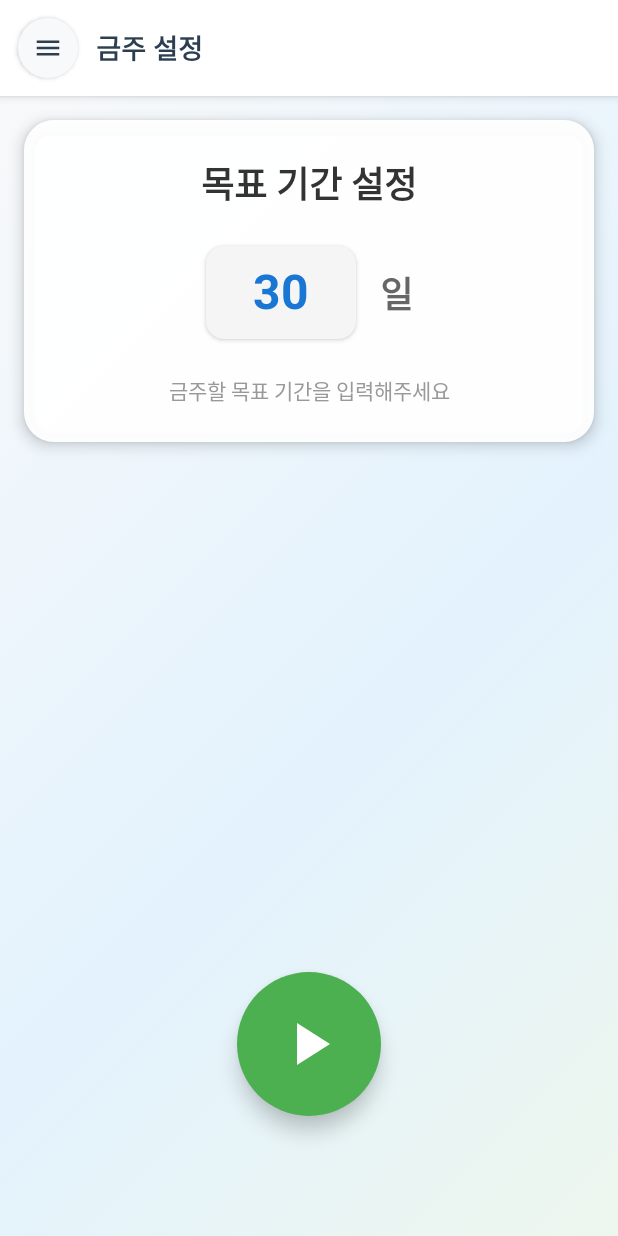
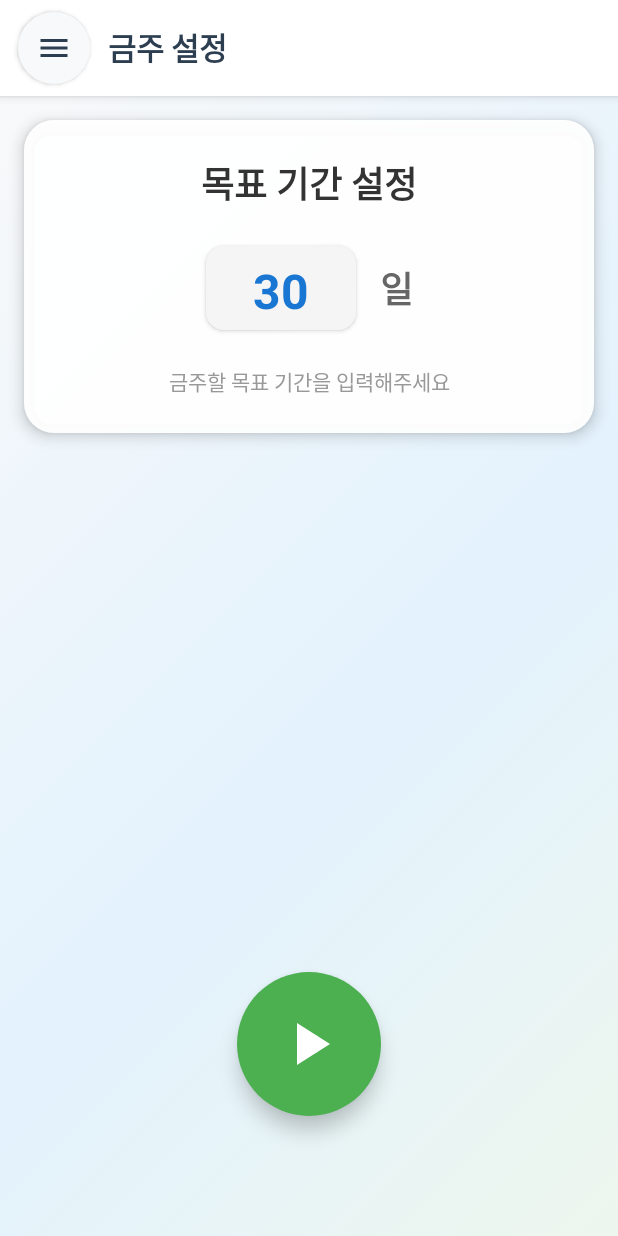
Before and after one commit to yslee-sound/AlcoholicTimer, an Android app built with Jetpack Compose: the screen it shows after launch (StartActivity), on a phone screen of 412 x 824 dp. Run offline under Robolectric (Android 15) with nearby library versions, the phone set to English and light mode, and no system bars.

Commit message:
design_0.1.16

```diff
--- a/app/src/main/AndroidManifest.xml
+++ b/app/src/main/AndroidManifest.xml
@@ -16,7 +16,8 @@
             android:name=".StartActivity"
             android:exported="true"
             android:screenOrientation="portrait"
-            android:theme="@style/Theme.Material3.DayNight">
+            android:theme="@style/Theme.Material3.DayNight"
+            android:windowSoftInputMode="adjustPan">
             <intent-filter>
                 <action android:name="android.intent.action.MAIN" />
                 <category android:name="android.intent.category.LAUNCHER" />
--- a/app/src/main/java/com/example/alcoholictimer/BaseActivity.kt
+++ b/app/src/main/java/com/example/alcoholictimer/BaseActivity.kt
@@ -157,7 +157,8 @@ abstract class BaseActivity : ComponentActivity() {
                                 TopAppBar(
                                     title = {
                                         CompositionLocalProvider(
-                                            LocalDensity provides Density(LocalDensity.current.density, fontScale = 1f)
+                                            // 폰트 스케일을 1.2배로 적용하여 타이틀 가독성 향상
+                                            LocalDensity provides Density(LocalDensity.current.density, fontScale = 1.2f)
                                         ) {
                                             Text(
                                                 text = getScreenTitle(),
@@ -177,7 +178,7 @@ abstract class BaseActivity : ComponentActivity() {
                                         Surface(
                                             modifier = Modifier
                                                 .padding(8.dp)
-                                                .size(40.dp),
+                                                .size(48.dp), // 40dp → 48dp (1.2배)
                                             shape = CircleShape,
                                             color = Color(0xFFF8F9FA),
                                             shadowElevation = 2.dp
@@ -193,7 +194,7 @@ abstract class BaseActivity : ComponentActivity() {
                                                     imageVector = Icons.Filled.Menu,
                                                     contentDescription = "메뉴",
                                                     tint = Color(0xFF2C3E50),
-                                                    modifier = Modifier.size(20.dp)
+                                                    modifier = Modifier.size(24.dp) // 20dp → 24dp (1.2배)
                                                 )
                                             }
                                         }
--- a/app/src/main/java/com/example/alcoholictimer/QuitActivity.kt
+++ b/app/src/main/java/com/example/alcoholictimer/QuitActivity.kt
@@ -284,7 +284,7 @@ fun StatisticsCardsSection(
                 modifier = Modifier.weight(1f)
             )
             ModernStatCard(
-                value = String.format(Locale.getDefault(), "%.1f", lifeGainDays),
+                value = String.format(Locale.getDefault(), "%.2f", lifeGainDays),
                 label = "기대 수명+",
                 color = Color(0xFF9C27B0),
                 modifier = Modifier.weight(1f)
--- a/app/src/main/java/com/example/alcoholictimer/StartActivity.kt
+++ b/app/src/main/java/com/example/alcoholictimer/StartActivity.kt
@@ -139,7 +139,9 @@ fun StartScreen() {
                             .padding(bottom = 24.dp)
                     ) {
                         Card(
-                            modifier = Modifier.width(100.dp),
+                            modifier = Modifier
+                                .width(100.dp)
+                                .height(56.dp), // 고정 높이로 입력 박스 크기 유지
                             shape = RoundedCornerShape(12.dp),
                             colors = CardDefaults.cardColors(
                                 containerColor = Color(0xFFF5F5F5)
@@ -148,7 +150,7 @@ fun StartScreen() {
                         ) {
                             Box(
                                 modifier = Modifier
-                                    .fillMaxWidth()
+                                    .fillMaxSize()
                                     .padding(12.dp),
                                 contentAlignment = Alignment.Center
                             ) {
@@ -243,7 +245,8 @@ fun StartScreen() {
                     }
                 )
             }
-        }
+        },
+        imePaddingEnabled = false // 키보드가 올라와도 레이아웃 리사이즈 방지
     )
 }
 
--- a/app/src/main/java/com/example/alcoholictimer/ui/StandardScreen.kt
+++ b/app/src/main/java/com/example/alcoholictimer/ui/StandardScreen.kt
@@ -47,7 +47,8 @@ fun StandardScreen(
 @Composable
 fun StandardScreenWithBottomButton(
     topContent: @Composable ColumnScope.() -> Unit,
-    bottomButton: @Composable () -> Unit
+    bottomButton: @Composable () -> Unit,
+    imePaddingEnabled: Boolean = true
 ) {
     // 모던한 그라데이션 배경
     val backgroundBrush = Brush.linearGradient(
@@ -60,11 +61,13 @@ fun StandardScreenWithBottomButton(
         end = Offset(1000f, 1000f)
     )
 
+    val rootModifier = Modifier
+        .fillMaxSize()
+        .background(backgroundBrush)
+        .then(if (imePaddingEnabled) Modifier.imePadding() else Modifier)
+
     Box(
-        modifier = Modifier
-            .fillMaxSize()
-            .background(backgroundBrush)
-            .imePadding() // 키패드 대응 추가
+        modifier = rootModifier
     ) {
         // 상단 콘텐츠 영역 - 하단 버튼 공간을 훨씬 더 넉넉하게 확보
         Column(
```
Also changed, not shown: app/src/main/java/com/example/alcoholictimer/DetailActivity.kt (+19 -8 lines), app/src/main/java/com/example/alcoholictimer/RunActivity.kt (+15 -50 lines).
